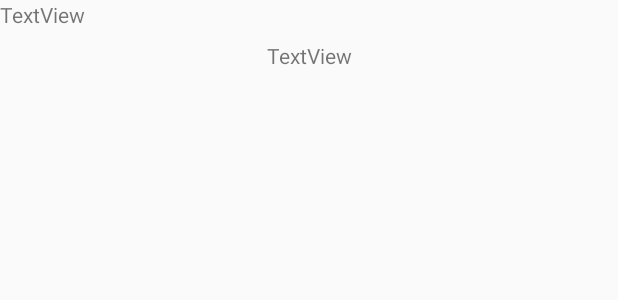
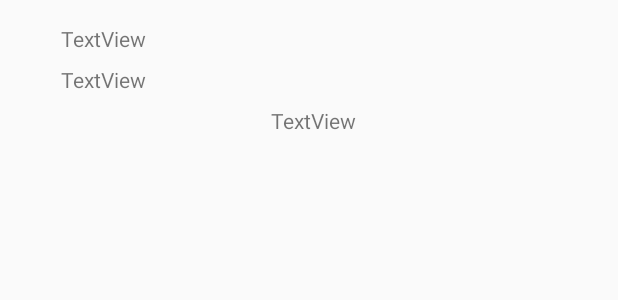
Before and after one commit to TahaBakk/LeagueofLegendsProject, an Android app: the layout match_list_row.xml on its own in the app's theme, with its tools: preview values and no code run, on a phone screen of 412 x 824 dp. Shown: the top 300 px of the screen. Run offline under Robolectric (Android 15) with nearby library versions, the phone set to English and light mode, and no system bars; network calls fail.

```diff
--- a/app/src/main/res/layout/match_list_row.xml
+++ b/app/src/main/res/layout/match_list_row.xml
@@ -11,20 +11,35 @@
         android:layout_width="336dp"
         android:layout_height="wrap_content"
         android:id="@+id/rowMatchList"
-        tools:layout_editor_absoluteY="16dp"
-        tools:layout_editor_absoluteX="24dp" />
+        android:layout_marginStart="16dp"
+        app:layout_constraintLeft_toLeftOf="parent"
+        android:layout_marginLeft="16dp"
+        android:layout_marginTop="16dp"
+        app:layout_constraintTop_toTopOf="parent"
+        android:layout_marginEnd="16dp"
+        app:layout_constraintRight_toRightOf="parent"
+        android:layout_marginRight="16dp"
+        app:layout_constraintHorizontal_bias="0.56" />
+
+    <TextView
+        android:text="TextView"
+        android:layout_width="0dp"
+        android:layout_height="wrap_content"
+        android:id="@+id/queuMatch"
+        app:layout_constraintLeft_toLeftOf="@+id/rowMatchList"
+        app:layout_constraintRight_toRightOf="@+id/rowMatchList"
+        app:layout_constraintTop_toBottomOf="@+id/rowMatchList"
+        app:layout_constraintHorizontal_bias="0.0"
+        android:layout_marginTop="8dp" />
 
     <TextView
         android:text="TextView"
         android:layout_width="wrap_content"
         android:layout_height="wrap_content"
-        android:id="@+id/textView"
-        android:layout_marginStart="16dp"
-        app:layout_constraintLeft_toLeftOf="parent"
-        android:layout_marginLeft="16dp"
-        android:layout_marginEnd="16dp"
-        app:layout_constraintRight_toRightOf="parent"
-        android:layout_marginRight="16dp"
+        android:id="@+id/posicion"
         android:layout_marginTop="8dp"
-        app:layout_constraintTop_toBottomOf="@+id/rowMatchList" />
+        app:layout_constraintTop_toBottomOf="@+id/queuMatch"
+        app:layout_constraintRight_toRightOf="@+id/queuMatch"
+        app:layout_constraintLeft_toLeftOf="@+id/queuMatch" />
+
 </android.support.constraint.ConstraintLayout>
```
Also changed, not shown: app/src/main/java/com/bakk/taha/leagueoflegends/MatchListAdapter.java (added, +54 -0 lines).
